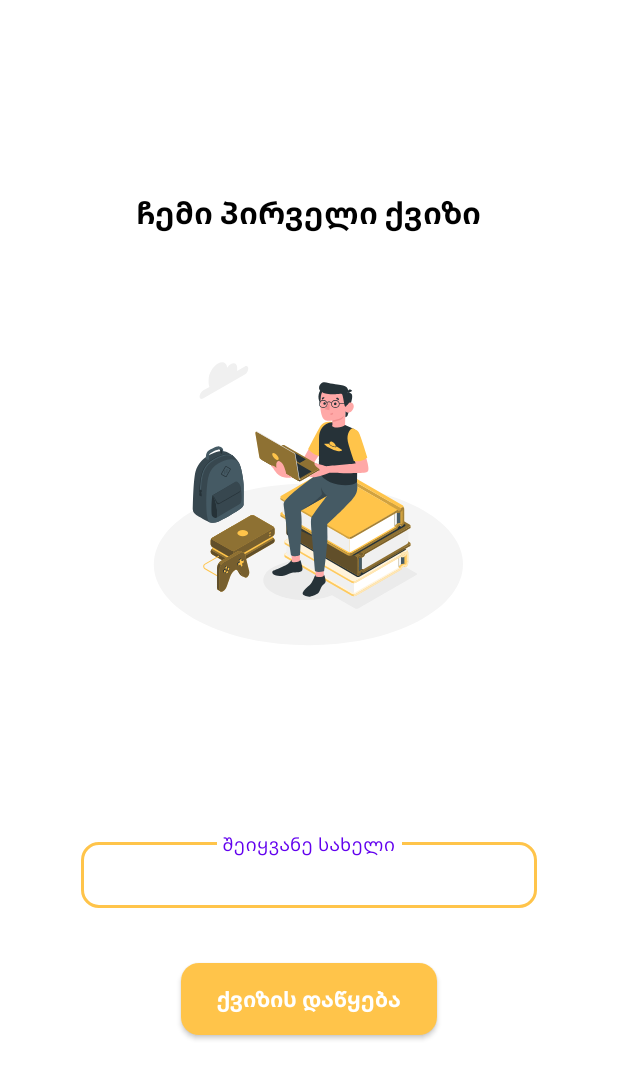
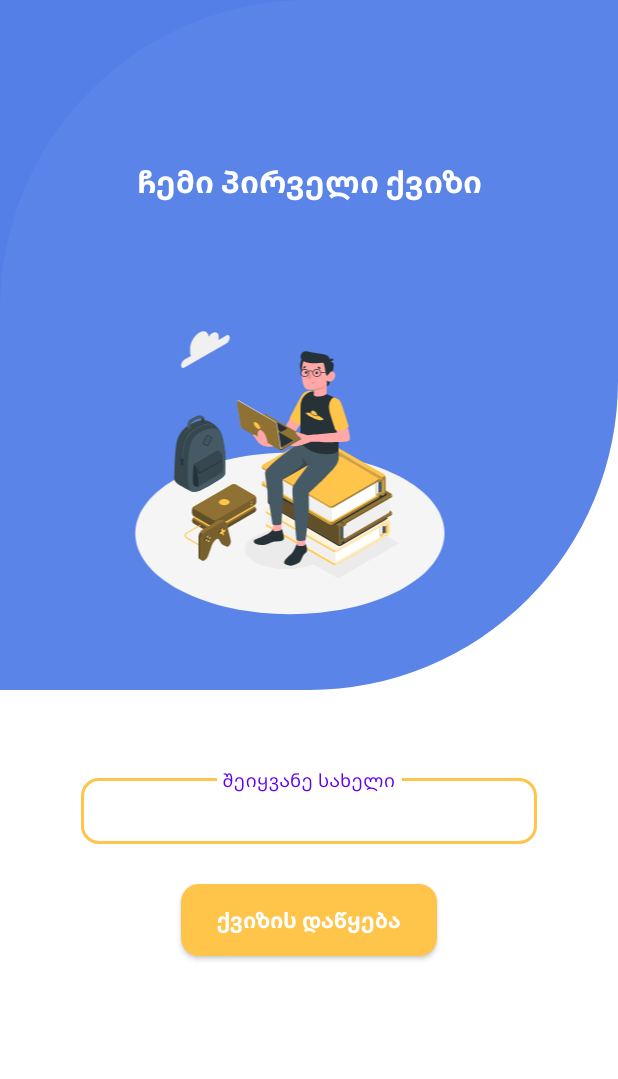
Before and after one commit to bchmsl/QuizApp, an Android app: the layout fragment_start.xml on its own in the app's theme, with its tools: preview values and no code run, on a phone screen of 412 x 824 dp. Shown: the top 1079 px of the screen. Run offline under Robolectric (Android 15) with nearby library versions, the phone set to English and light mode, and no system bars.

Commit message:
Added Custom Views for background vectors

```diff
--- /dev/null
+++ b/app/src/main/java/com/space/quizapp/presentation/ui/start/view/CustomBlueVector.kt
@@ -0,0 +1,72 @@
+package com.space.quizapp.presentation.ui.start.view
+
+import android.content.Context
+import android.graphics.Canvas
+import android.graphics.Color
+import android.graphics.Paint
+import android.graphics.Path
+import android.util.AttributeSet
+import android.view.View
+import com.space.quizapp.R
+
+class CustomBlueVector(
+    context: Context,
+    attrs: AttributeSet
+) : View(context, attrs) {
+
+    private val fillPaint by lazy {
+        Paint().apply {
+            style = Paint.Style.FILL
+        }
+    }
+    private val path by lazy { Path() }
+
+    private val width get() = getWidth().toFloat()
+    private val height get() = getHeight().toFloat()
+
+    private val centerX get() = width / 2
+    private val radius get() = width / 2
+
+    override fun onDraw(canvas: Canvas) {
+        super.onDraw(canvas)
+        drawCorner(canvas)
+        drawVector(canvas)
+
+    }
+
+    private fun drawVector(canvas: Canvas) {
+        val heightDiff = (width / 2) - (height / 3)
+
+        val centerY1 = height / 3 + heightDiff
+        val centerY2 = height * 2 / 3 - heightDiff
+
+        path.apply {
+            reset()
+            fillPaint.color = Color.parseColor("#5a84e8")
+            addCircle(centerX, centerY1, radius, Path.Direction.CW)
+            addCircle(centerX, centerY2, radius, Path.Direction.CW)
+
+            moveTo(centerX, 0f)
+            lineTo(width, 0f)
+            lineTo(width, centerY2)
+            lineTo(centerX, height)
+            lineTo(0f, height)
+            lineTo(0f, centerY1)
+            lineTo(centerX, 0f)
+            close()
+            canvas.drawPath(path, fillPaint)
+        }
+    }
+
+    private fun drawCorner(canvas: Canvas) {
+        path.apply {
+            reset()
+            fillPaint.color = context.getColor(R.color.blue_secondary_default)
+            moveTo(0f, 0f)
+            lineTo(centerX, 0f)
+            lineTo(0f, height / 2)
+            close()
+            canvas.drawPath(path, fillPaint)
+        }
+    }
+}
--- a/app/src/main/res/layout/fragment_start.xml
+++ b/app/src/main/res/layout/fragment_start.xml
@@ -1,5 +1,5 @@
 <?xml version="1.0" encoding="utf-8"?>
-<androidx.appcompat.widget.LinearLayoutCompat xmlns:android="http://schemas.android.com/apk/res/android"
+<androidx.constraintlayout.widget.ConstraintLayout xmlns:android="http://schemas.android.com/apk/res/android"
     xmlns:app="http://schemas.android.com/apk/res-auto"
     xmlns:tools="http://schemas.android.com/tools"
     android:layout_width="match_parent"
@@ -8,29 +8,45 @@
     android:orientation="vertical"
     tools:context=".presentation.ui.start.fragment.StartFragment">
 
+    <com.space.quizapp.presentation.ui.start.view.CustomBlueVector
+        android:id="@+id/customBlueVector"
+        android:layout_width="match_parent"
+        android:layout_height="460dp"
+        app:layout_constraintTop_toTopOf="parent" />
+
     <androidx.appcompat.widget.AppCompatTextView
         android:layout_width="wrap_content"
         android:layout_height="wrap_content"
-        android:layout_marginBottom="@dimen/dimen_58_dp"
+        android:fontFamily="sans-serif-condensed-medium"
         android:letterSpacing="0"
         android:text="@string/my_first_quiz"
-        android:fontFamily="sans-serif-condensed-medium"
         android:textColor="@color/white"
+        android:layout_marginBottom="@dimen/dimen_58_dp"
         android:textSize="@dimen/dimen_20_sp"
         android:textStyle="bold"
-        tools:textColor="@color/black" />
+        app:layout_constraintBottom_toTopOf="@+id/appCompatImageView"
+        app:layout_constraintEnd_toEndOf="parent"
+        app:layout_constraintStart_toStartOf="parent" />
 
     <androidx.appcompat.widget.AppCompatImageView
+        android:id="@+id/appCompatImageView"
         android:layout_width="wrap_content"
         android:layout_height="wrap_content"
-        android:layout_marginBottom="@dimen/dimen_103_dp"
-        android:src="@drawable/ic_start_page" />
+        android:layout_marginBottom="28dp"
+        android:src="@drawable/ic_start_page"
+        android:translationX="-13dp"
+        app:layout_constraintBottom_toBottomOf="@id/customBlueVector"
+        app:layout_constraintEnd_toEndOf="@id/customBlueVector"
+        app:layout_constraintStart_toStartOf="@id/customBlueVector" />
 
     <com.google.android.material.textfield.TextInputLayout
+        android:id="@+id/usernameTextInputLayout"
         style="@style/Widget.MaterialComponents.TextInputLayout.OutlinedBox"
         android:layout_width="match_parent"
         android:layout_height="wrap_content"
         android:layout_marginHorizontal="@dimen/dimen_54_dp"
+        android:layout_marginTop="53dp"
+        app:layout_constraintTop_toBottomOf="@id/customBlueVector"
         android:layout_marginBottom="@dimen/dimen_10_dp"
         android:letterSpacing="0"
         app:boxCornerRadiusBottomEnd="@dimen/dimen_12_dp"
@@ -41,6 +57,7 @@
         app:errorEnabled="true">
 
         <com.google.android.material.textfield.TextInputEditText
+            android:id="@+id/usernameEditText"
             android:layout_width="match_parent"
             android:layout_height="@dimen/dimen_44_dp"
             android:fontFamily="sans-serif-condensed"
@@ -50,16 +67,20 @@
     </com.google.android.material.textfield.TextInputLayout>
 
     <com.google.android.material.button.MaterialButton
+        android:id="@+id/startButton"
         android:layout_width="wrap_content"
         android:layout_height="wrap_content"
+        android:fontFamily="sans-serif-condensed-medium"
         android:letterSpacing="0"
         android:paddingHorizontal="@dimen/dimen_24_dp"
-        android:fontFamily="sans-serif-condensed-medium"
         android:paddingVertical="@dimen/dimen_14_dp"
         android:text="@string/start_quiz"
         android:textAllCaps="false"
         android:textStyle="bold"
         app:backgroundTint="@color/yellow_primary"
-        app:cornerRadius="@dimen/dimen_12_dp" />
+        app:cornerRadius="@dimen/dimen_12_dp"
+        app:layout_constraintEnd_toEndOf="@+id/usernameTextInputLayout"
+        app:layout_constraintStart_toStartOf="@+id/usernameTextInputLayout"
+        app:layout_constraintTop_toBottomOf="@+id/usernameTextInputLayout" />
 
-</androidx.appcompat.widget.LinearLayoutCompat>
+</androidx.constraintlayout.widget.ConstraintLayout>
--- a/app/src/main/res/values/themes.xml
+++ b/app/src/main/res/values/themes.xml
@@ -1,6 +1,6 @@
-<resources xmlns:tools="http://schemas.android.com/tools">
+<resources>
     <!-- Base application theme. -->
-    <style name="Theme.QuizApp" parent="Theme.MaterialComponents.DayNight.DarkActionBar">
+    <style name="Theme.QuizApp" parent="Theme.MaterialComponents.DayNight.NoActionBar">
         <!-- Primary brand color. -->
         <item name="colorPrimary">@color/purple_500</item>
         <item name="colorPrimaryVariant">@color/purple_700</item>
@@ -10,7 +10,7 @@
         <item name="colorSecondaryVariant">@color/teal_700</item>
         <item name="colorOnSecondary">@color/black</item>
         <!-- Status bar color. -->
-        <item name="android:statusBarColor">?attr/colorPrimaryVariant</item>
+        <item name="android:statusBarColor">@color/black</item>
         <!-- Customize your theme here. -->
     </style>
 </resources>
```
Also changed, not shown: app/src/main/java/com/space/quizapp/presentation/base/fragment/BaseFragment.kt (added, +38 -0 lines), app/src/main/java/com/space/quizapp/presentation/ui/earned/fragment/PointsEarnedFragment.kt (+8 -4 lines), app/src/main/java/com/space/quizapp/presentation/ui/home/fragment/HomeFragment.kt (+8 -3 lines), app/src/main/java/com/space/quizapp/presentation/ui/question/fragment/QuestionFragment.kt (+8 -4 lines), app/src/main/java/com/space/quizapp/presentation/ui/question/view/CustomGreyVector.kt (added, +55 -0 lines), app/src/main/java/com/space/quizapp/presentation/ui/start/fragment/StartFragment.kt (+8 -4 lines), app/src/main/res/layout/fragment_question.xml (+27 -10 lines).
